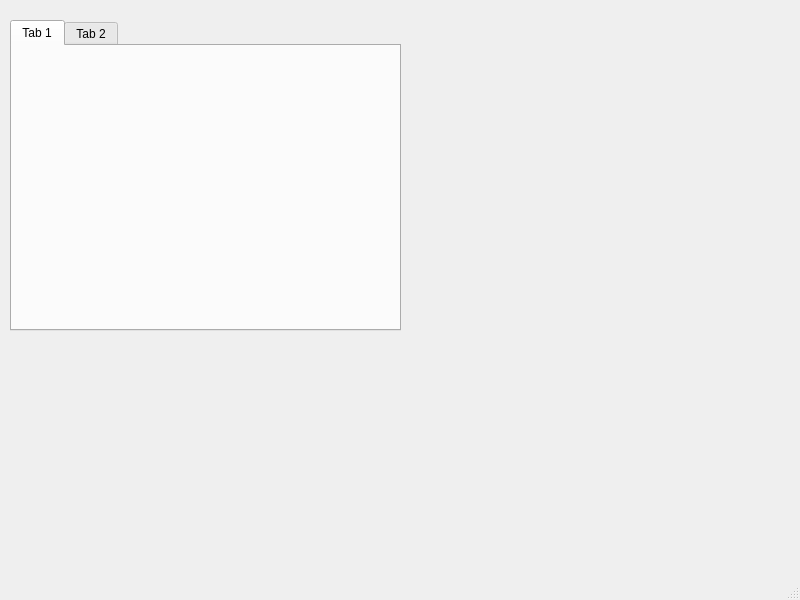
Before: the Qt Designer form studyProject/teacherwindow.ui in fenrirm/study_project, drawn with Qt 5.
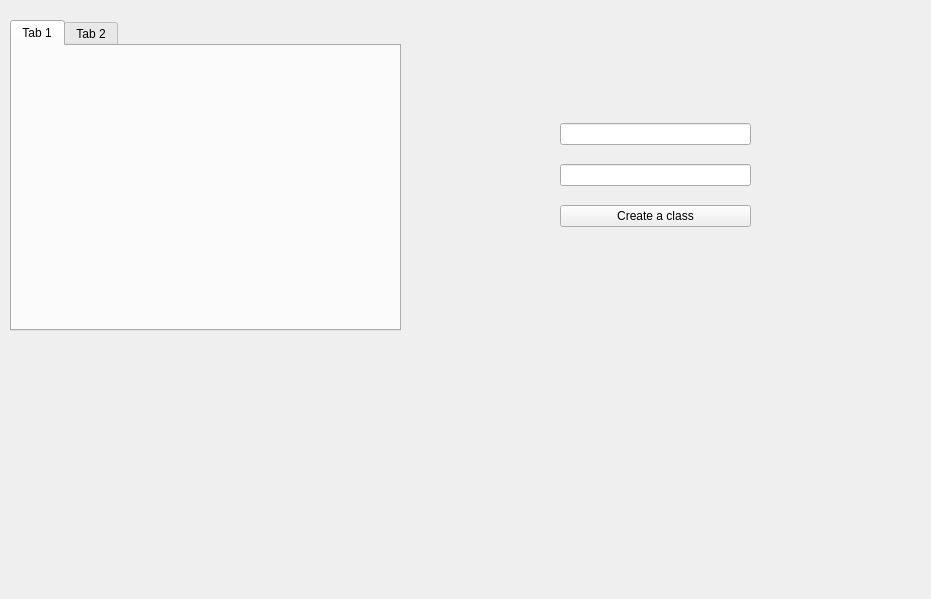
After: the same form once the commit is applied. Icons and pictures are not drawn.

What changed in the file:
```diff
--- a/studyProject/teacherwindow.ui
+++ b/studyProject/teacherwindow.ui
@@ -6,8 +6,8 @@
    <rect>
     <x>0</x>
     <y>0</y>
-    <width>800</width>
-    <height>600</height>
+    <width>931</width>
+    <height>599</height>
    </rect>
   </property>
   <property name="windowTitle">
@@ -40,18 +40,32 @@
      </attribute>
     </widget>
    </widget>
+   <widget class="QWidget" name="layoutWidget">
+    <property name="geometry">
+     <rect>
+      <x>560</x>
+      <y>110</y>
+      <width>191</width>
+      <height>131</height>
+     </rect>
+    </property>
+    <layout class="QVBoxLayout" name="verticalLayout">
+     <item>
+      <widget class="QLineEdit" name="nameClassLine"/>
+     </item>
+     <item>
+      <widget class="QLineEdit" name="idClassLine"/>
+     </item>
+     <item>
+      <widget class="QPushButton" name="createClass">
+       <property name="text">
+        <string>Create a class</string>
+       </property>
+      </widget>
+     </item>
+    </layout>
+   </widget>
   </widget>
-  <widget class="QMenuBar" name="menubar">
-   <property name="geometry">
-    <rect>
-     <x>0</x>
-     <y>0</y>
-     <width>800</width>
-     <height>21</height>
-    </rect>
-   </property>
-  </widget>
-  <widget class="QStatusBar" name="statusbar"/>
  </widget>
  <resources/>
  <connections/>
```
